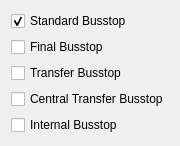
Old version of the form Widgets/WdgBusstopFlagEditor.ui in the repository ma7t3/ScheduleMaster.
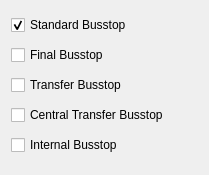
New version of the form.

The edit to the form file:
```diff
--- a/Widgets/WdgBusstopFlagEditor.ui
+++ b/Widgets/WdgBusstopFlagEditor.ui
@@ -6,8 +6,8 @@
    <rect>
     <x>0</x>
     <y>0</y>
-    <width>169</width>
-    <height>142</height>
+    <width>209</width>
+    <height>175</height>
    </rect>
   </property>
   <property name="sizePolicy">
```
